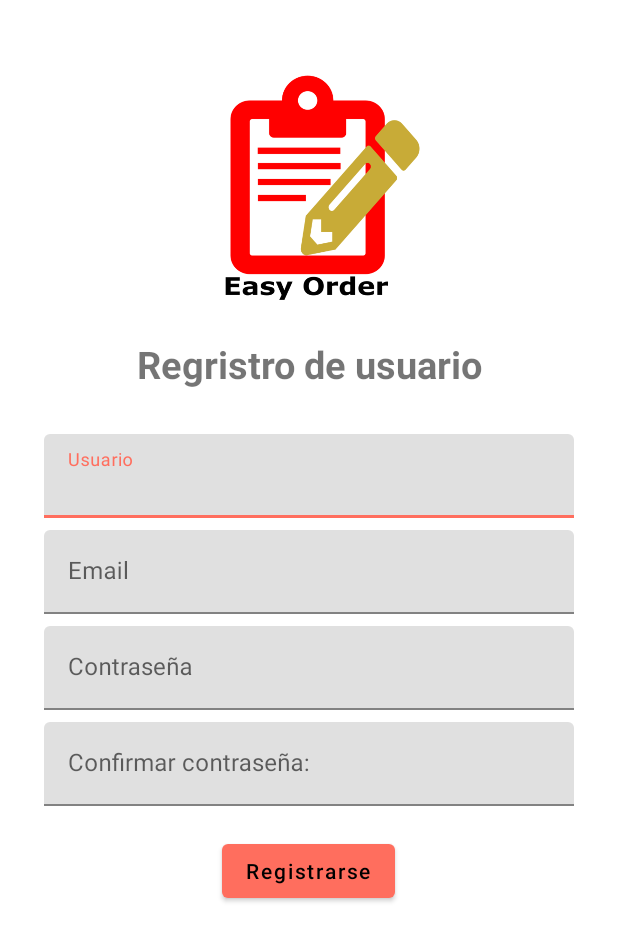
After one commit to Maocepeda/EasyOrder, an Android app: the layout activity_sign_up.xml on its own in the app's theme, with its tools: preview values and no code run, on a phone screen of 412 x 824 dp. The commit adds this screen. Shown: the top 941 px of the screen. Run offline under Robolectric (Android 15) with nearby library versions, the phone set to English and light mode, and no system bars.

Commit message:
Registro de Usuarios

```diff
--- a/app/build.gradle
+++ b/app/build.gradle
@@ -39,6 +39,9 @@ dependencies {
     implementation 'com.google.android.material:material:1.4.0'
     implementation 'androidx.constraintlayout:constraintlayout:2.1.2'
     implementation 'androidx.legacy:legacy-support-v4:1.0.0'
+    implementation 'androidx.annotation:annotation:1.2.0'
+    implementation 'androidx.lifecycle:lifecycle-livedata-ktx:2.3.1'
+    implementation 'androidx.lifecycle:lifecycle-viewmodel-ktx:2.3.1'
     testImplementation 'junit:junit:4.+'
     androidTestImplementation 'androidx.test.ext:junit:1.1.3'
     androidTestImplementation 'androidx.test.espresso:espresso-core:3.4.0'
--- /dev/null
+++ b/app/src/main/res/layout/activity_sign_up.xml
@@ -0,0 +1,98 @@
+<?xml version="1.0" encoding="utf-8"?>
+<androidx.constraintlayout.widget.ConstraintLayout xmlns:android="http://schemas.android.com/apk/res/android"
+    xmlns:app="http://schemas.android.com/apk/res-auto"
+    xmlns:tools="http://schemas.android.com/tools"
+    android:layout_width="match_parent"
+    android:layout_height="match_parent"
+    tools:context=".view.ui.activities.SignUp">
+
+    <ScrollView
+        android:layout_width="match_parent"
+        android:layout_height="match_parent">
+
+        <LinearLayout
+            android:layout_width="match_parent"
+            android:layout_height="match_parent"
+            android:layout_marginHorizontal="25dp"
+            android:orientation="vertical">
+
+            <ImageView
+                android:layout_width="150dp"
+                android:layout_height="150dp"
+                android:layout_gravity="center_horizontal"
+                android:layout_marginTop="50dp"
+                android:src="@drawable/easy_order" />
+
+            <TextView
+                android:layout_width="match_parent"
+                android:layout_height="wrap_content"
+                android:layout_marginVertical="25dp"
+                android:text="Regristro de usuario"
+                android:gravity="center_horizontal"
+                android:textStyle="bold"
+                android:textSize="25dp"/>
+
+            <com.google.android.material.textfield.TextInputLayout
+                android:layout_width="match_parent"
+                android:layout_height="wrap_content"
+                android:layout_margin="4dp"
+                android:hint="Usuario">
+
+                <com.google.android.material.textfield.TextInputEditText
+                    android:layout_width="match_parent"
+                    android:layout_height="wrap_content" />
+
+            </com.google.android.material.textfield.TextInputLayout>
+
+            <com.google.android.material.textfield.TextInputLayout
+                android:layout_width="match_parent"
+                android:layout_height="wrap_content"
+                android:layout_margin="4dp"
+                android:hint="Email">
+
+                <com.google.android.material.textfield.TextInputEditText
+                    android:layout_width="match_parent"
+                    android:layout_height="wrap_content" />
+
+            </com.google.android.material.textfield.TextInputLayout>
+
+            <com.google.android.material.textfield.TextInputLayout
+                android:layout_width="match_parent"
+                android:layout_height="wrap_content"
+                android:layout_margin="4dp"
+                android:hint="Contraseña">
+
+                <com.google.android.material.textfield.TextInputEditText
+                    android:layout_width="match_parent"
+                    android:layout_height="wrap_content" />
+
+            </com.google.android.material.textfield.TextInputLayout>
+
+            <com.google.android.material.textfield.TextInputLayout
+                android:layout_width="match_parent"
+                android:layout_height="wrap_content"
+                android:layout_margin="4dp"
+                android:hint="Confirmar contraseña:">
+
+                <com.google.android.material.textfield.TextInputEditText
+                    android:layout_width="match_parent"
+                    android:layout_height="wrap_content" />
+
+            </com.google.android.material.textfield.TextInputLayout>
+
+            <com.google.android.material.button.MaterialButton
+                android:layout_width="wrap_content"
+                android:layout_height="wrap_content"
+                android:text="Registrarse"
+                android:layout_marginTop="15dp"
+                android:textAllCaps="false"
+                android:layout_gravity="center_horizontal"/>
+
+
+        </LinearLayout>
+
+
+    </ScrollView>
+
+
+</androidx.constraintlayout.widget.ConstraintLayout>
--- /dev/null
+++ b/app/src/main/res/values-land/dimens.xml
@@ -0,0 +1,3 @@
+<resources>
+ <dimen name="activity_horizontal_margin">48dp</dimen>
+</resources>
--- /dev/null
+++ b/app/src/main/res/values-w1240dp/dimens.xml
@@ -0,0 +1,3 @@
+<resources>
+ <dimen name="activity_horizontal_margin">200dp</dimen>
+</resources>
--- /dev/null
+++ b/app/src/main/res/values-w600dp/dimens.xml
@@ -0,0 +1,3 @@
+<resources>
+ <dimen name="activity_horizontal_margin">48dp</dimen>
+</resources>
--- /dev/null
+++ b/app/src/main/res/values/dimens.xml
@@ -0,0 +1,5 @@
+<resources>
+    <!-- Default screen margins, per the Android Design guidelines. -->
+ <dimen name="activity_horizontal_margin">16dp</dimen>
+ <dimen name="activity_vertical_margin">16dp</dimen>
+</resources>
```
Also changed, not shown: app/src/main/AndroidManifest.xml (+7 -4 lines), app/src/main/java/com/mintic2022/easyorder/view/ui/activities/SignUp.kt (added, +10 -0 lines), app/src/main/java/com/mintic2022/easyorder/view/ui/activities/data/LoginDataSource.kt (added, +24 -0 lines), app/src/main/java/com/mintic2022/easyorder/view/ui/activities/data/LoginRepository.kt (added, +46 -0 lines), app/src/main/java/com/mintic2022/easyorder/view/ui/activities/data/Result.kt (added, +18 -0 lines), app/src/main/java/com/mintic2022/easyorder/view/ui/activities/data/model/LoggedInUser.kt (added, +9 -0 lines), app/src/main/res/values/strings.xml (+9 -0 lines).
